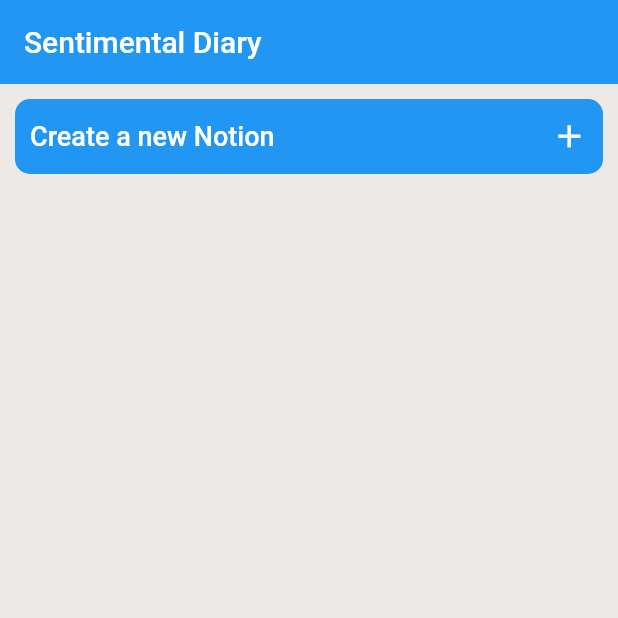
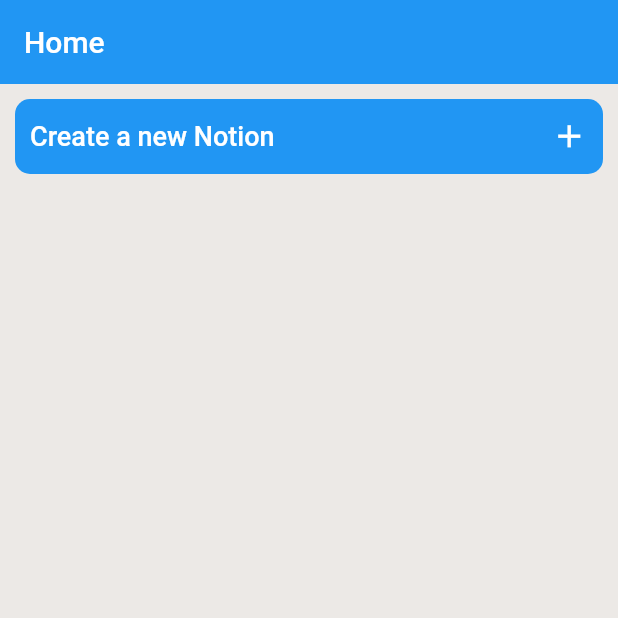
Before and after one commit to AnuroopFarkya11/Diarify, a Flutter app: the screen it shows once a user with an empty profile is signed in, on a phone screen of 412 x 824 dp, the top half of it. Run offline on Flutter 3.47's test engine with Material 2 defaults, Android fonts, the phone set to English and light mode, and no system bars; drawn by our look-alikes of pull_to_refresh; our stand-ins replace audioplayers, cloud_firestore, firebase_auth, firebase_core, flutter_riverpod, freezed_annotation and 2 more; missing offline and left inert: flutterfire_ui; accounts and stored records are empty.

Commit message:
Initial commit

```diff
--- a/lib/app/screens/home_page.dart
+++ b/lib/app/screens/home_page.dart
@@ -16,7 +16,7 @@ class HomePage extends GetView<HomePageController> {
     return Scaffold(
       backgroundColor: const Color(0xffece9e6),
       appBar: AppBar(
-        title: const Text('Sentimental Diary'),
+        title: const Text('Home'),
         elevation: 0,
         automaticallyImplyLeading: false,
         backgroundColor: Colors.blue,
```
Also changed, not shown: pubspec.lock.
